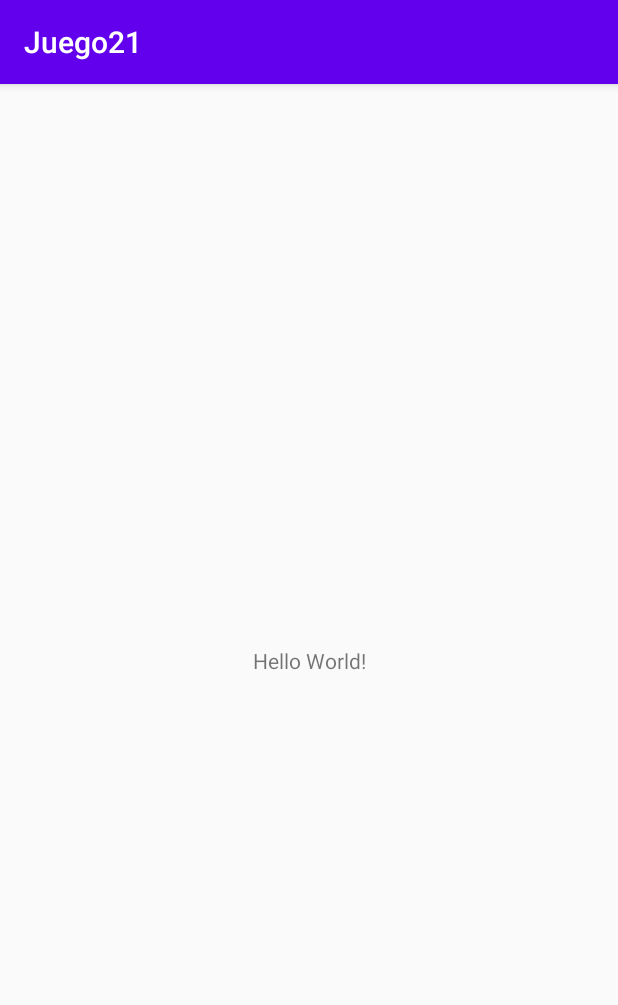
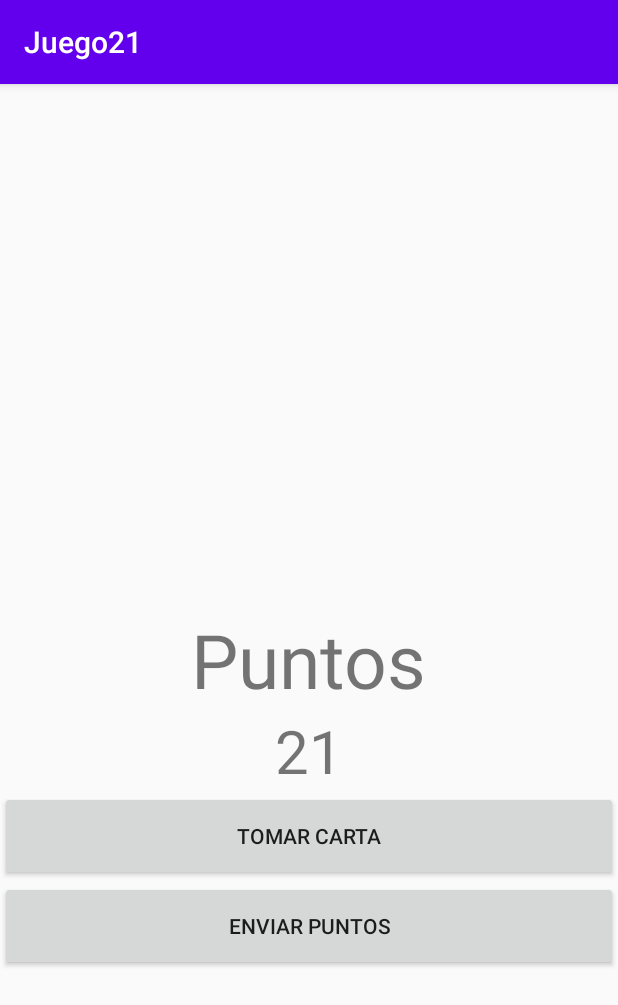
Before and after one commit to JuanVazquez-REM/AndroidStudio_Juego21, an Android app: the screen it shows after launch (MainActivity), on a phone screen of 412 x 824 dp. Shown: the top 1005 px of the screen. Run offline under Robolectric (Android 15) with nearby library versions, the phone set to English and light mode, and no system bars; our stand-ins replace Volley.

Commit message:
Obtener numero

```diff
--- a/app/src/main/java/com/example/juego21/MainActivity.java
+++ b/app/src/main/java/com/example/juego21/MainActivity.java
@@ -3,12 +3,112 @@ package com.example.juego21;
 import androidx.appcompat.app.AppCompatActivity;
 
 import android.os.Bundle;
+import android.view.View;
+import android.widget.Button;
+import android.widget.ImageView;
+import android.widget.LinearLayout;
+import android.widget.TextView;
+import android.widget.Toast;
 
-public class MainActivity extends AppCompatActivity {
+import com.android.volley.Request;
+import com.android.volley.RequestQueue;
+import com.android.volley.Response;
+import com.android.volley.VolleyError;
+import com.android.volley.toolbox.JsonObjectRequest;
+import com.android.volley.toolbox.Volley;
+
+import org.json.JSONException;
+import org.json.JSONObject;
+
+public class MainActivity extends AppCompatActivity implements  View.OnClickListener{
+    TextView total,solo;
+    Button addCarta;
+    Integer puntos=0;
+    LinearLayout layout1;
+    RequestQueue queue;
 
     @Override
     protected void onCreate(Bundle savedInstanceState) {
         super.onCreate(savedInstanceState);
         setContentView(R.layout.activity_main);
+
+        findViewById(R.id.addCarta).setOnClickListener(this);
+        layout1 = findViewById(R.id.layout1);
+
+       /* addCarta.setOnClickListener(new View.OnClickListener() {
+            @Override
+            public void onClick(View view) {
+                ImageView imageView = new ImageView(MainActivity.this);
+                imageView.setImageResource(R.drawable.cuatro_c);
+                addView(imageView,0,LinearLayout.LayoutParams.MATCH_PARENT);
+
+            }
+        });*/
+
+       queue = Volley.newRequestQueue(this);
+    }
+
+    @Override
+    public void onClick(View view) {
+
+        switch (view.getId()){
+            case R.id.addCarta:
+
+                String url = "https://ramiro174.com/api/numero";
+
+                JsonObjectRequest obtenerNumero = new JsonObjectRequest(url, null, new Response.Listener<JSONObject>() {
+                    @Override
+                    public void onResponse(JSONObject response) {
+
+                        try {
+
+                            solo = findViewById(R.id.text_puntos);
+                            total = findViewById(R.id.text_total);
+                            ImageView imageView = new ImageView(MainActivity.this);
+                            Integer numero = response.getInt("numero");
+
+                            switch (numero){
+                                case 1: imageView.setImageResource(R.drawable.uno_c); break;
+                                case 2: imageView.setImageResource(R.drawable.dos_c); break;
+                                case 3: imageView.setImageResource(R.drawable.tres_c); break;
+                                case 4: imageView.setImageResource(R.drawable.cuatro_c); break;
+                                case 5: imageView.setImageResource(R.drawable.cinco_c); break;
+                                case 6: imageView.setImageResource(R.drawable.seis_c); break;
+                                case 7: imageView.setImageResource(R.drawable.siete_c); break;
+                                case 8: imageView.setImageResource(R.drawable.ocho_c); break;
+                                case 9: imageView.setImageResource(R.drawable.nueve_c); break;
+                                case 10: imageView.setImageResource(R.drawable.diez_c); break;
+                                case 11: imageView.setImageResource(R.drawable.once_c); break;
+                                case 12: imageView.setImageResource(R.drawable.doce_c); break;
+                                case 13: imageView.setImageResource(R.drawable.trese_c); break;
+                            }
+                            puntos += numero;
+                            addView(imageView,0,LinearLayout.LayoutParams.MATCH_PARENT);
+                            total.setText(puntos.toString());
+
+                        } catch (JSONException e) {
+
+                            e.printStackTrace();
+                        }
+                    }
+                }, new Response.ErrorListener() {
+                    @Override
+                    public void onErrorResponse(VolleyError error) {
+
+                    }
+                });
+                queue.add(obtenerNumero);
+                break;
+            case 2:
+                break;
+        }
+    }
+
+    public void addView(ImageView imageView, int width, int height){
+        LinearLayout.LayoutParams layoutParams = new LinearLayout.LayoutParams(width,height,1);
+        layoutParams.setMargins(0,10,0,10);
+
+        imageView.setLayoutParams(layoutParams);
+        layout1.addView(imageView);
     }
 }
--- a/app/src/main/res/layout/activity_main.xml
+++ b/app/src/main/res/layout/activity_main.xml
@@ -1,18 +1,58 @@
 <?xml version="1.0" encoding="utf-8"?>
-<androidx.constraintlayout.widget.ConstraintLayout xmlns:android="http://schemas.android.com/apk/res/android"
+<RelativeLayout xmlns:android="http://schemas.android.com/apk/res/android"
     xmlns:app="http://schemas.android.com/apk/res-auto"
     xmlns:tools="http://schemas.android.com/tools"
     android:layout_width="match_parent"
     android:layout_height="match_parent"
     tools:context=".MainActivity">
 
-    <TextView
-        android:layout_width="wrap_content"
-        android:layout_height="wrap_content"
-        android:text="Hello World!"
-        app:layout_constraintBottom_toBottomOf="parent"
-        app:layout_constraintLeft_toLeftOf="parent"
-        app:layout_constraintRight_toRightOf="parent"
-        app:layout_constraintTop_toTopOf="parent" />
 
-</androidx.constraintlayout.widget.ConstraintLayout>
+        <LinearLayout
+            android:layout_width="match_parent"
+            android:layout_height="150dp"
+            android:orientation="horizontal"
+            android:id="@+id/layout1"
+            android:weightSum="4"
+            >
+
+
+
+        </LinearLayout>
+
+        <TextView
+            android:layout_width="wrap_content"
+            android:layout_height="wrap_content"
+            android:text="Puntos"
+            android:textSize="50dp"
+            android:layout_centerInParent="true"
+            android:id="@+id/text_puntos"
+            />
+        <TextView
+            android:layout_width="wrap_content"
+            android:layout_height="wrap_content"
+            android:text="21"
+            android:textSize="40dp"
+            android:layout_centerInParent="true"
+            android:id="@+id/text_total"
+            android:layout_below="@id/text_puntos"
+            />
+
+        <Button
+            android:layout_width="match_parent"
+            android:layout_height="60dp"
+            android:layout_alignParentLeft="true"
+            android:text="Tomar carta"
+            android:layout_below="@+id/text_total"
+            android:id="@+id/addCarta"
+            />
+        <Button
+            android:layout_width="match_parent"
+            android:layout_height="60dp"
+            android:layout_alignParentLeft="true"
+            android:text="Enviar Puntos"
+            android:layout_below="@+id/addCarta"
+            android:id="@+id/btn_enviar_puntos"
+            />
+
+
+</RelativeLayout>
```
Also changed, not shown: app/build.gradle (+8 -0 lines), app/src/main/res/drawable/cinco_c.jpg (added), app/src/main/res/drawable/cuatro_c.jpg (added), app/src/main/res/drawable/diez_c.jpg (added), app/src/main/res/drawable/doce_c.jpg (added), app/src/main/res/drawable/dos_c.jpg (added), app/src/main/res/drawable/nueve_c.jpg (added), app/src/main/res/drawable/ocho_c.jpg (added), app/src/main/res/drawable/once_c.jpg (added), app/src/main/res/drawable/seis_c.jpg (added), app/src/main/res/drawable/siete_c.jpg (added), app/src/main/res/drawable/tres_c.jpg (added), app/src/main/res/drawable/trese_c.jpg (added), app/src/main/res/drawable/uno_c.jpg (added).
